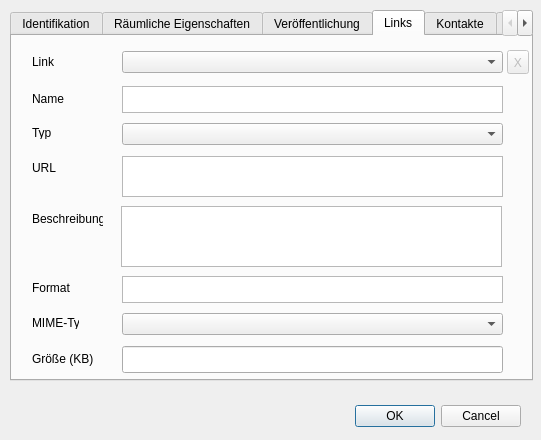
This is pg_metadata/resources/ui/edit_metadata_dialog.ui in effjot/qgis-pgmetadata-plugin as Qt 5 draws it before an edit. The edited form follows.
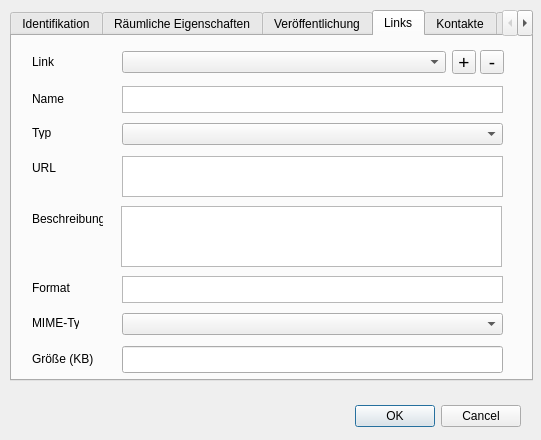
This is the edited form. The open tabs and pages were chosen to show the change. Custom widgets are drawn as their Qt base class.

Commit message: WIP BROKEN neuer Link in Combobox

Patch:
```diff
--- a/pg_metadata/resources/ui/edit_metadata_dialog.ui
+++ b/pg_metadata/resources/ui/edit_metadata_dialog.ui
@@ -454,7 +454,7 @@
       <rect>
        <x>110</x>
        <y>15</y>
-       <width>381</width>
+       <width>324</width>
        <height>22</height>
       </rect>
      </property>
@@ -572,28 +572,40 @@
       </rect>
      </property>
     </widget>
-    <widget class="QToolButton" name="button_link_delete">
-     <property name="enabled">
-      <bool>false</bool>
+    <widget class="QToolButton" name="button_add_link">
+     <property name="geometry">
+      <rect>
+       <x>440</x>
+       <y>14</y>
+       <width>24</width>
+       <height>24</height>
+      </rect>
      </property>
+     <property name="font">
+      <font>
+       <pointsize>14</pointsize>
+      </font>
+     </property>
+     <property name="text">
+      <string>+</string>
+     </property>
+    </widget>
+    <widget class="QToolButton" name="button_remove_link">
      <property name="geometry">
       <rect>
-       <x>495</x>
+       <x>468</x>
        <y>14</y>
-       <width>22</width>
+       <width>24</width>
        <height>24</height>
       </rect>
      </property>
      <property name="font">
       <font>
-       <family>Swis721 Blk BT</family>
-       <pointsize>10</pointsize>
-       <weight>50</weight>
-       <bold>false</bold>
+       <pointsize>14</pointsize>
       </font>
      </property>
      <property name="text">
-      <string>X</string>
+      <string>-</string>
      </property>
     </widget>
    </widget>
```
The commit also changes 1 other file.
